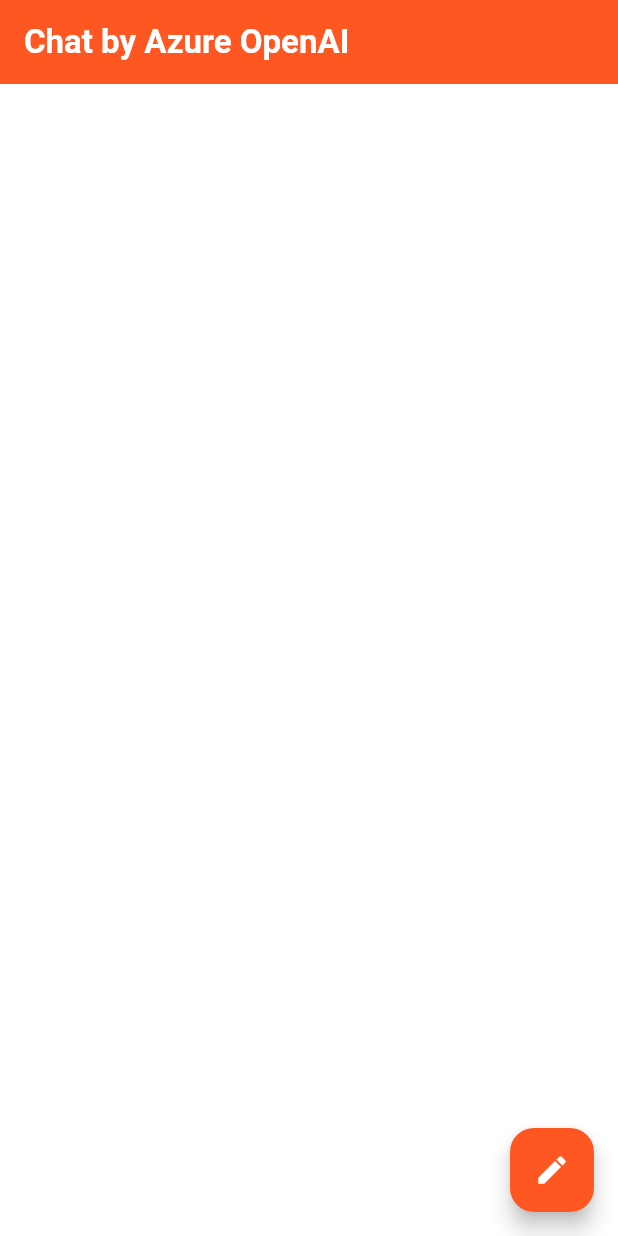
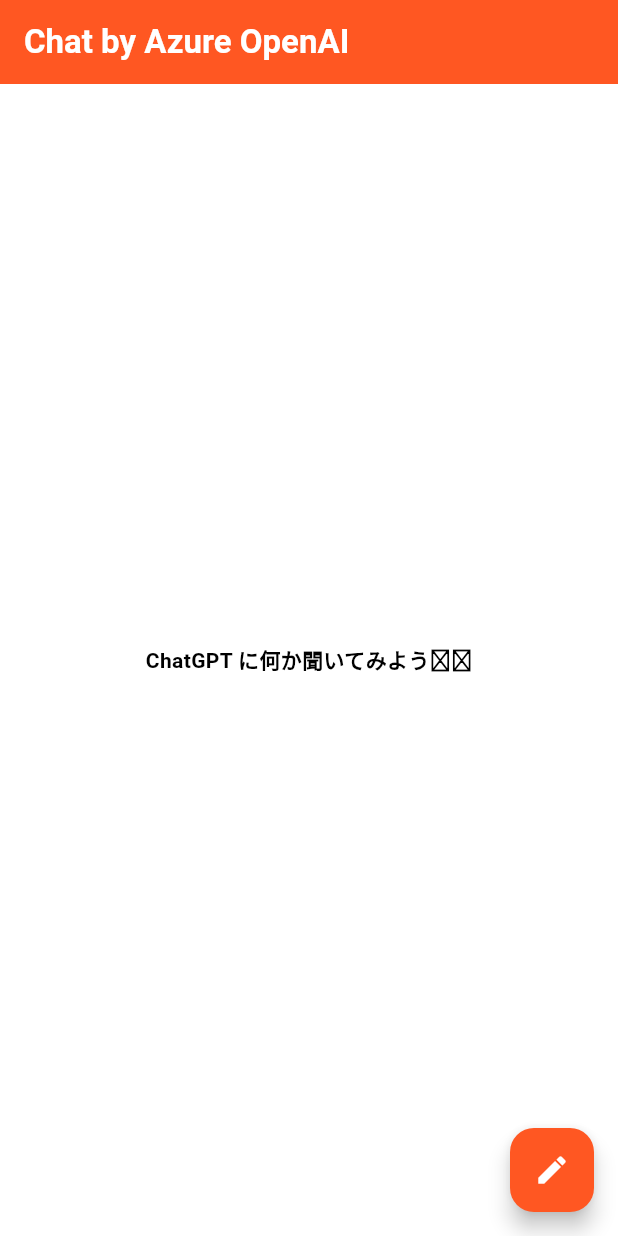
Before and after one commit to mixigroup/2024FlutterTraining, a Flutter app: the screen it shows after launch, on a phone screen of 412 x 824 dp. Run offline on Flutter 3.47's test engine with Material 3 defaults, Android fonts, the phone set to English and light mode, and no system bars; our stand-ins replace shared_preferences.

Commit message:
チャットっぽい見た目に

```diff
--- a/lib/chat_page.dart
+++ b/lib/chat_page.dart
@@ -16,13 +16,35 @@ class ChatPage extends StatefulWidget {
 }
 
 class _ChatPageState extends State<ChatPage> {
-  String _text = '';
+  // state を Message 型のリストに変更！
+  List<Message> stateMessage = [];
+  // List stateMessage = [];
   // ローディングの表示・非表示を切り替える bool の state を追加
   bool isLoading = false;
   // SharedPreferences のインスタンスを作成
   final Future<SharedPreferences> _prefs = SharedPreferences.getInstance();
   // SharedPreferences に保存するキーを定義
   final key = 'messages';
+
+  // initState は初めてこのウィジェットが作成された時に自動的に一度呼ばれる
+  // 初期化処理を書くのに便利
+  @override
+  void initState() {
+    super.initState();
+    // await を使うために Future で囲う
+    Future(() async {
+      // 画面が表示されたときにメッセージを取得
+      final SharedPreferences prefs = await _prefs;
+      final List<String> messages = prefs.getStringList(key) ?? [];
+      // メッセージを state にセット
+      setState(() {
+        // message を取り出して json に変換してから Message クラスに変換してリストに追加
+        stateMessage = messages
+            .map((message) => Message.fromJson(json.decode(message)))
+            .toList();
+      });
+    });
+  }
 
   Future<void> postChat(String text) async {
     final SharedPreferences prefs = await _prefs;
@@ -93,7 +115,11 @@ class _ChatPageState extends State<ChatPage> {
 
     // ▲ response をみながら返信を state に渡す
     setState(() {
-      _text = answer.choices.first.message.content;
+      stateMessage = [
+        ...stateMessage,
+        myMessage,
+        Message('assistant', answer.choices.first.message.content),
+      ];
       isLoading = false;
     });
   }
@@ -130,21 +156,51 @@ class _ChatPageState extends State<ChatPage> {
           ),
         ),
       ),
-      // Center で真ん中寄せ
-      body: Center(
-        child: Column(
-          children: [
-            Text(
-              _text,
-              style: Theme.of(context).textTheme.headlineMedium,
-            ),
-            isLoading
-                ? const CircularProgressIndicator(
-                    color: Colors.orange,
-                  )
-                : const SizedBox.shrink()
-          ],
-        ),
+      body: SafeArea(
+        child: stateMessage.isEmpty
+            ? const Center(
+                child: Text(
+                  'ChatGPT に何か聞いてみよう🫶🏻',
+                  style: TextStyle(fontWeight: FontWeight.bold),
+                ),
+              )
+            // separated にするとアイテムの間に何かしらウィジェットを置ける（今回は隙間開けただけだけど線引いたりもできる）
+            : ListView.separated(
+                // reverse にすると List の下部から表示してくれるのでチャットぽい UI になる
+                reverse: true,
+                padding: const EdgeInsets.only(
+                  right: 14,
+                  left: 14,
+                  bottom: 40,
+                ),
+                itemCount: stateMessage.length + 1,
+                itemBuilder: (context, index) {
+                  // ローカルストレージには新しいメッセージを先頭にしてデータが保存されていく
+                  // チャットアプリでは最新のメッセージが一番下になる方がより自然な UI になるので reverse する
+                  final reverseMessage = stateMessage.reversed.toList();
+                  // reverse してるのでローディングを一番上に追加 = 一番下に表示されるように！
+                  if (index == 0) {
+                    return SizedBox(
+                      height: 40,
+                      width: 40,
+                      // Align がないとローディングが横幅いっぱい広がろうとする
+                      child: Align(
+                        alignment: Alignment.center,
+                        child: isLoading
+                            ? const CircularProgressIndicator(
+                                color: Colors.orangeAccent,
+                              )
+                            : const SizedBox.shrink(),
+                      ),
+                    );
+                  }
+                  // 保存されてるメッセージの content を取得
+                  return chatText(reverseMessage[index - 1]);
+                },
+                separatorBuilder: (context, index) {
+                  return const SizedBox(height: 12);
+                },
+              ),
       ),
       // 右下のプラスボタン（Floating Action Button と言います）
       floatingActionButton: FloatingActionButton(
@@ -159,4 +215,49 @@ class _ChatPageState extends State<ChatPage> {
       ),
     );
   }
+
+  // 長いのでチャットひとつひとつのデザインを切り出し！
+  Widget chatText(Message message) {
+    // メッセージの投稿主が自分なのか AI なのか
+    final isAssistant = message.role == 'assistant';
+
+    return Align(
+      // 自分の投稿は右寄せ，AI の投稿は左寄せに
+      alignment: isAssistant ? Alignment.centerLeft : Alignment.centerRight,
+      child: Padding(
+        padding: isAssistant
+            ? const EdgeInsets.only(right: 48)
+            : const EdgeInsets.only(left: 48),
+        child: DecoratedBox(
+          // 角丸にしたり背景色つけたりデコってる💖
+          decoration: isAssistant
+              ? BoxDecoration(
+                  color: Colors.amber[900],
+                  borderRadius: const BorderRadius.all(
+                    Radius.circular(12),
+                  ),
+                )
+              : BoxDecoration(
+                  border: Border.all(
+                    width: 1,
+                    color: Colors.grey,
+                  ),
+                  borderRadius: const BorderRadius.all(Radius.circular(12)),
+                ),
+          child: Padding(
+            padding: const EdgeInsets.all(12.0),
+            child: Text(
+              // ?? は左辺が null だったら右辺を使用する，の意味
+              // 今回は message['content'] が null だったら ''（空文字）を Text として表示する
+              message.content,
+              style: TextStyle(
+                fontSize: 20,
+                color: isAssistant ? Colors.white : Colors.black,
+              ),
+            ),
+          ),
+        ),
+      ),
+    );
+  }
 }
```
